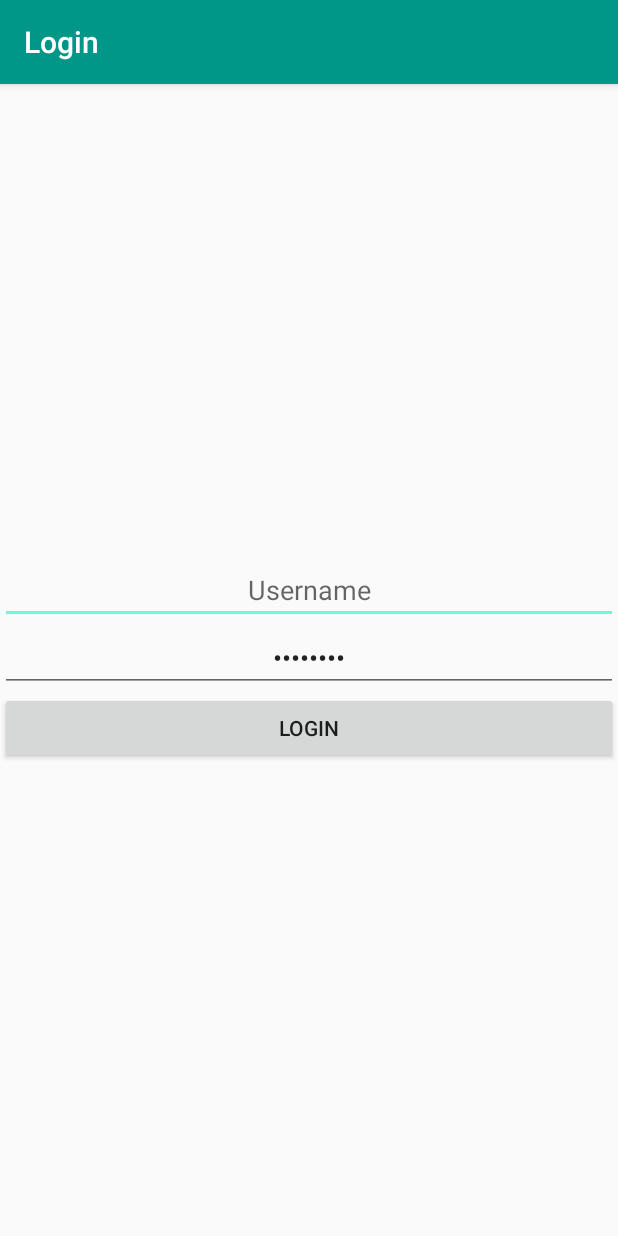
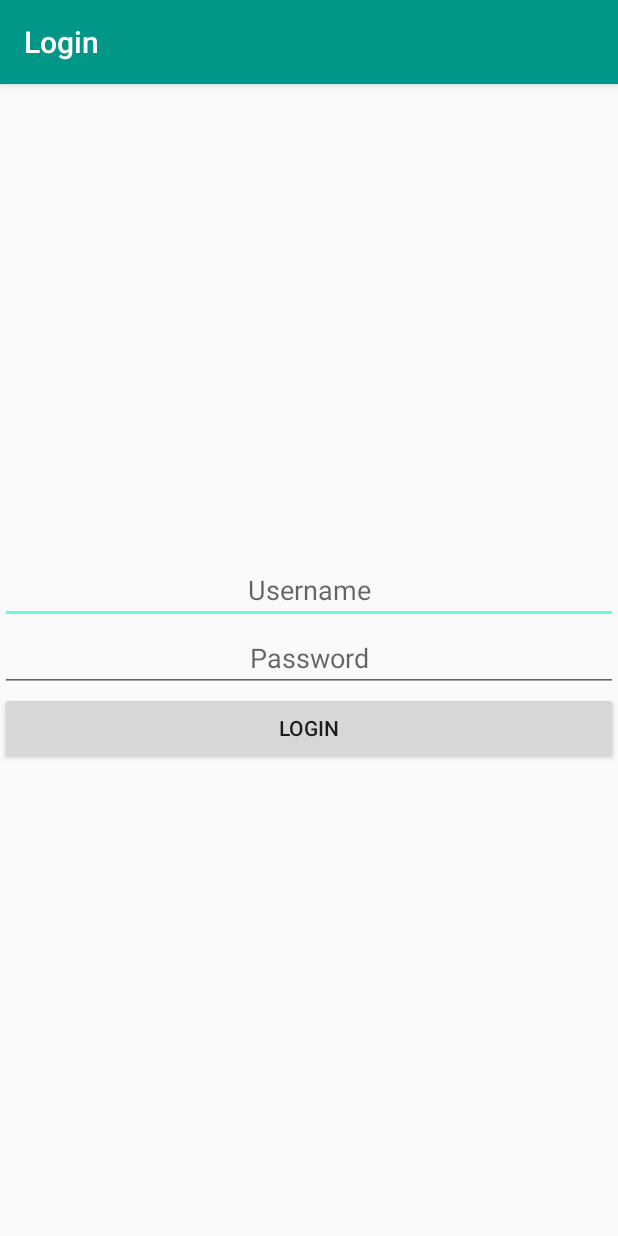
Before and after one commit to erolmuhammet/Android, an Android app: the screen it shows after launch (LoginActivity), on a phone screen of 412 x 824 dp. Run offline under Robolectric (Android 15) with nearby library versions, the phone set to English and light mode, and no system bars; libraries missing offline, so code that uses them is left out: io.realm; 5 statements that could not run were skipped.

Commit message:
Second Commit.

```diff
--- a/app/src/main/res/layout/activity_login.xml
+++ b/app/src/main/res/layout/activity_login.xml
@@ -18,7 +18,6 @@
         android:maxLength="8"/>
 
     <EditText
-        android:text="14562335"
         android:id="@+id/activity_login_edittext_password"
         android:layout_width="match_parent"
         android:layout_height="wrap_content"
```
